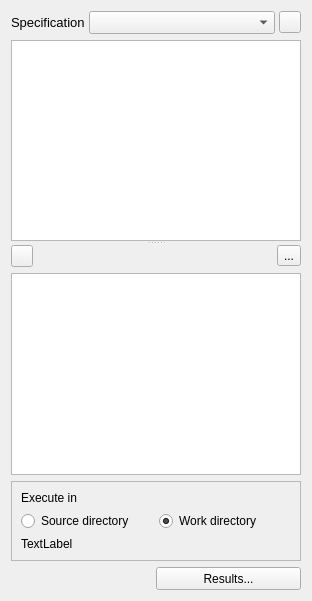
Old version of the form spine_items/tool/ui/tool_properties.ui in the repository spine-tools/spine-items.
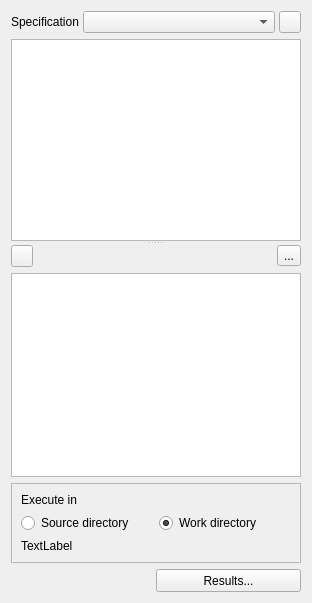
New version of the form. Icons and pictures are not drawn. Custom widgets are drawn as their Qt base class.

Commit message:
Remove custom font sizes
Re Spine-project/Spine-Toolbox#1635

Patch:
```diff
--- a/spine_items/tool/ui/tool_properties.ui
+++ b/spine_items/tool/ui/tool_properties.ui
@@ -19,7 +19,7 @@
     <x>0</x>
     <y>0</y>
     <width>312</width>
-    <height>601</height>
+    <height>603</height>
    </rect>
   </property>
   <property name="windowTitle">
@@ -45,11 +45,6 @@
          <height>16777215</height>
         </size>
        </property>
-       <property name="font">
-        <font>
-         <pointsize>10</pointsize>
-        </font>
-       </property>
        <property name="text">
         <string>Specification</string>
        </property>
@@ -63,11 +58,6 @@
          <verstretch>0</verstretch>
         </sizepolicy>
        </property>
-       <property name="font">
-        <font>
-         <pointsize>10</pointsize>
-        </font>
-       </property>
        <property name="toolTip">
         <string>&lt;html&gt;&lt;head/&gt;&lt;body&gt;&lt;p&gt;Tool specification for this Tool&lt;/p&gt;&lt;/body&gt;&lt;/html&gt;</string>
        </property>
@@ -122,11 +112,6 @@
         <verstretch>0</verstretch>
        </sizepolicy>
       </property>
-      <property name="font">
-       <font>
-        <pointsize>10</pointsize>
-       </font>
-      </property>
       <property name="acceptDrops">
        <bool>true</bool>
       </property>
@@ -218,11 +203,6 @@
            <verstretch>0</verstretch>
           </sizepolicy>
          </property>
-         <property name="font">
-          <font>
-           <pointsize>10</pointsize>
-          </font>
-         </property>
          <property name="dragEnabled">
           <bool>false</bool>
          </property>
```
The commit also changes 18 other files.
